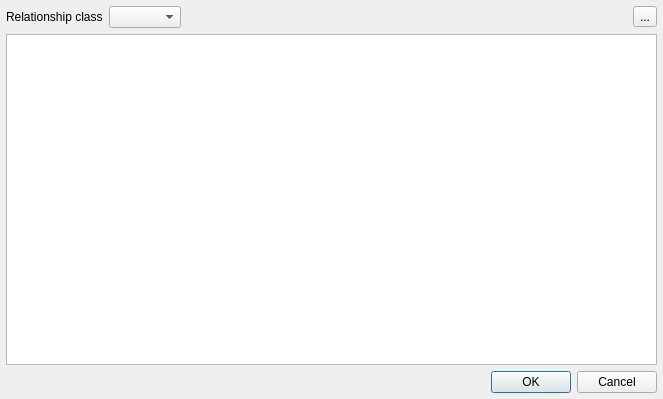
Above: spinetoolbox/ui/add_relationships.ui from spine-tools/Spine-Toolbox before the change. Below: the same form after it.
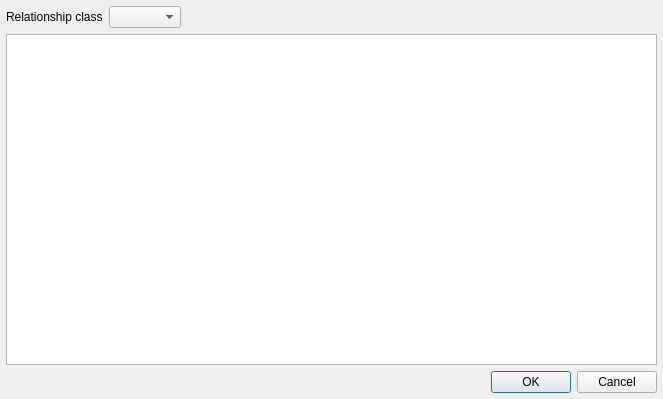
That is the form after the change. Icons and pictures are not drawn. Custom widgets are drawn as their Qt base class.

Diff of the .ui file:
```diff
--- a/spinetoolbox/ui/add_relationships.ui
+++ b/spinetoolbox/ui/add_relationships.ui
@@ -95,13 +95,6 @@
          </property>
         </spacer>
        </item>
-       <item>
-        <widget class="QToolButton" name="toolButton_remove_rows">
-         <property name="text">
-          <string>...</string>
-         </property>
-        </widget>
-       </item>
       </layout>
      </item>
      <item>
```
Left out of the diff: 3 changed lines with no effect on the pictures.
